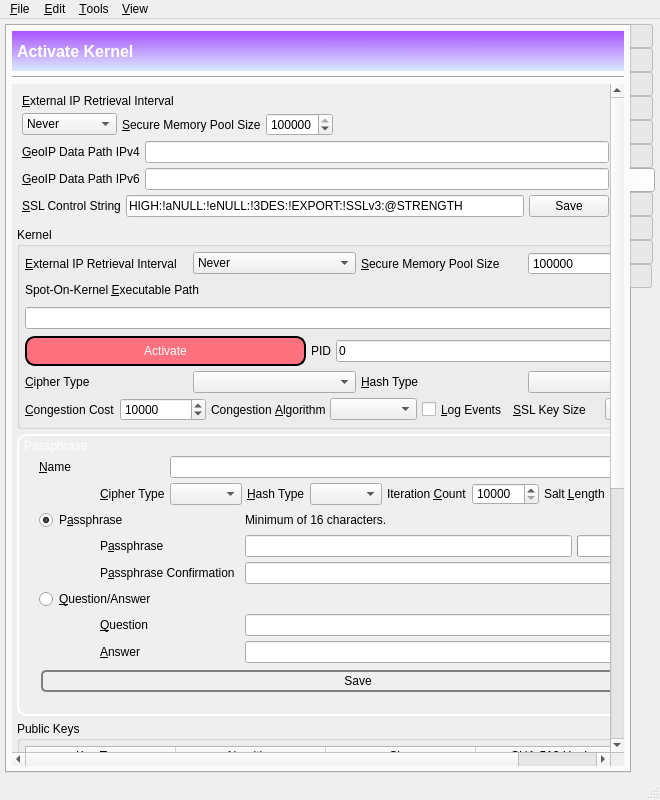
textbrowser/spot-on, file branches/trunk/GoldBug-UI/spot-on-controlcenter.ui: the form before one commit.
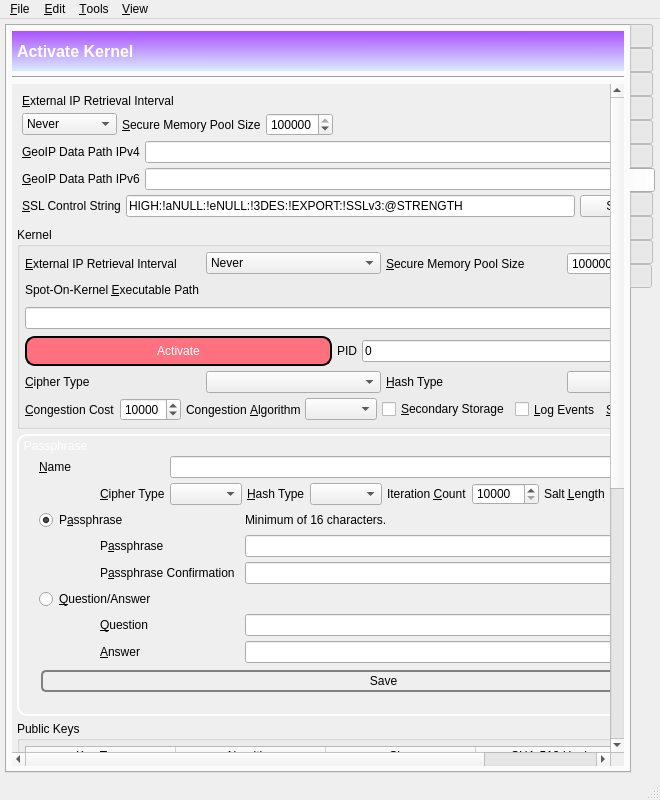
The form after the commit. The open tabs and pages were chosen to show the change. Icons and pictures are not drawn. Custom widgets are drawn as their Qt base class.

```diff
--- a/branches/trunk/GoldBug-UI/spot-on-controlcenter.ui
+++ b/branches/trunk/GoldBug-UI/spot-on-controlcenter.ui
@@ -6589,7 +6589,7 @@
             <rect>
              <x>0</x>
              <y>0</y>
-             <width>835</width>
+             <width>783</width>
              <height>1304</height>
             </rect>
            </property>
@@ -7244,6 +7244,16 @@
                      </property>
                     </widget>
                    </item>
+                   <item>
+                    <widget class="QCheckBox" name="secondary_storage">
+                     <property name="toolTip">
+                      <string>Store packet digests on non-volatile memory.</string>
+                     </property>
+                     <property name="text">
+                      <string>&amp;Secondary Storage</string>
+                     </property>
+                    </widget>
+                   </item>
                    <item>
                     <widget class="QCheckBox" name="kernelLogEvents">
                      <property name="sizePolicy">
```
Left out of the diff: 667 changed lines with no effect on the pictures.
